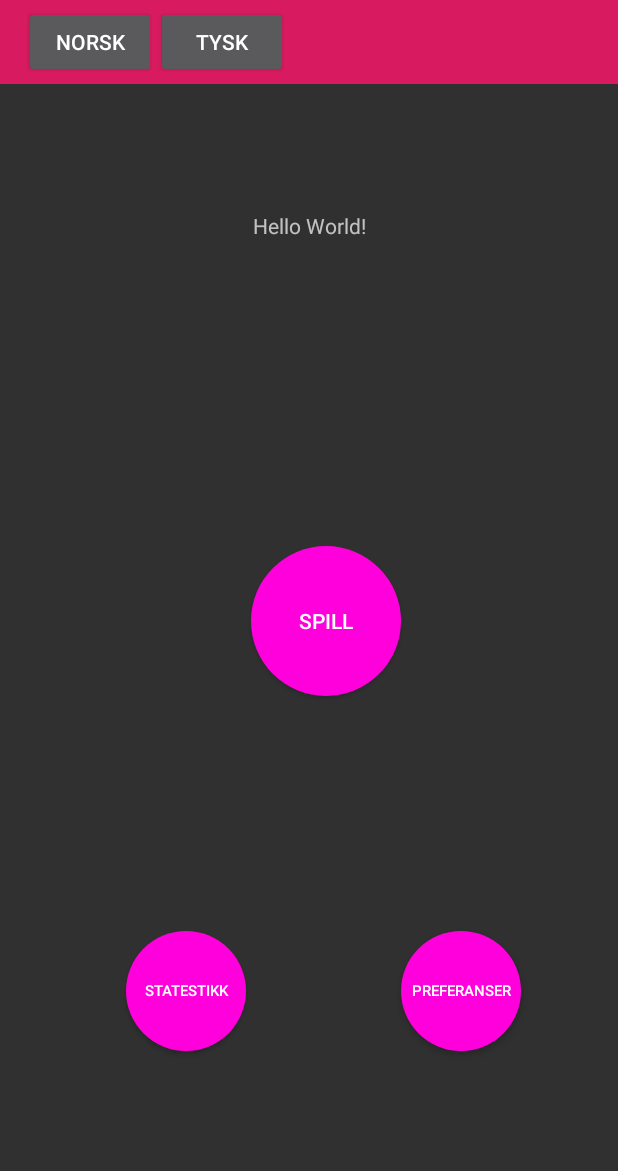
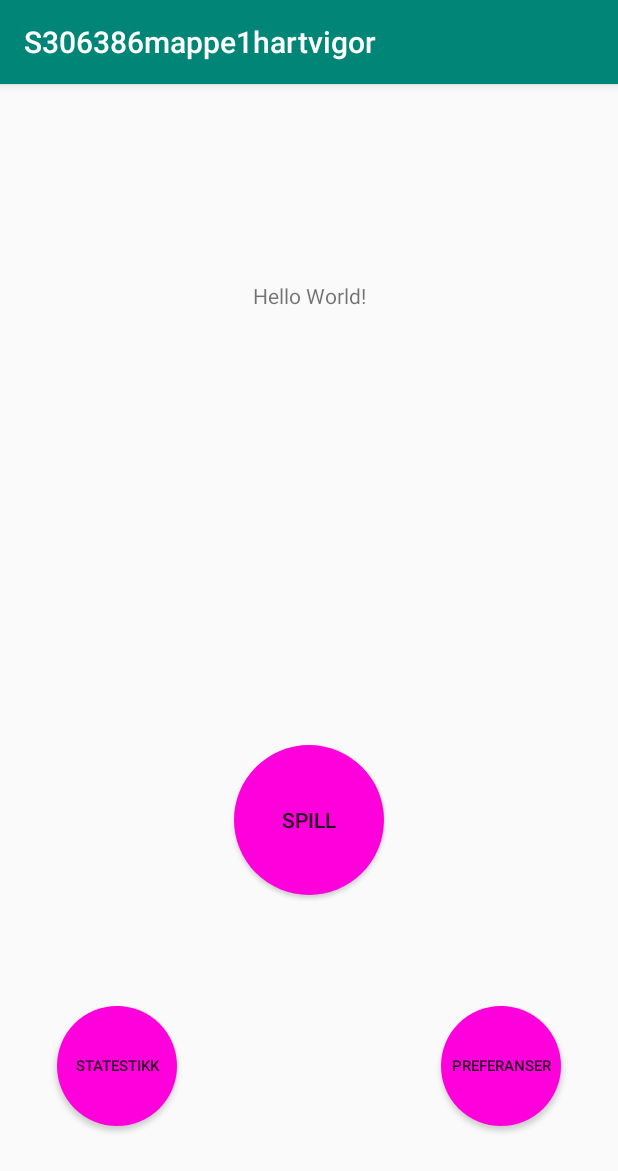
Before and after one commit to hartvigor/MathZoo, an Android app: the screen it shows after launch (MainActivity), on a phone screen of 412 x 824 dp. Shown: the top 1171 px of the screen. Run offline under Robolectric (Android 15) with nearby library versions, the light colour scheme and no system bars.

Commit message:
Changing languages with preferences works!

```diff
--- a/app/src/main/AndroidManifest.xml
+++ b/app/src/main/AndroidManifest.xml
@@ -8,8 +8,8 @@
         android:label="@string/app_name"
         android:roundIcon="@mipmap/ic_launcher_round"
         android:supportsRtl="true"
-        android:theme="@style/Theme.AppCompat.NoActionBar">
-        <activity android:name=".PreferenceActivity"></activity>
+        android:theme="@style/AppTheme">
+        <!--<activity android:name=".PreferenceActivity"></activity>-->
         <activity android:name=".MainActivity">
             <intent-filter>
                 <action android:name="android.intent.action.MAIN" />
--- a/app/src/main/java/no/hartvigor/s306386mappe1/PreferenceActivity.java
+++ b/app/src/main/java/no/hartvigor/s306386mappe1/PreferenceActivity.java
@@ -5,6 +5,8 @@ import androidx.appcompat.app.AppCompatActivity;
 import androidx.appcompat.widget.Toolbar;
 
 import android.os.Bundle;
+import android.widget.ArrayAdapter;
+import android.widget.Spinner;
 
 public class PreferenceActivity extends AppCompatActivity {
 
@@ -26,4 +28,6 @@ public class PreferenceActivity extends AppCompatActivity {
         onBackPressed();
         return super.onSupportNavigateUp();
     }
+
+
 }
--- a/app/src/main/res/layout/activity_main.xml
+++ b/app/src/main/res/layout/activity_main.xml
@@ -23,29 +23,26 @@
         android:id="@+id/btn_start_game"
         android:layout_width="100dp"
         android:layout_height="100dp"
-        android:layout_marginTop="364dp"
         android:background="@drawable/sh_round_btn"
 
         android:text="@string/MainActivity_Spill"
+        app:layout_constraintBottom_toBottomOf="parent"
         app:layout_constraintEnd_toEndOf="parent"
-        app:layout_constraintHorizontal_bias="0.536"
         app:layout_constraintStart_toStartOf="parent"
-        app:layout_constraintTop_toTopOf="parent" />
+        app:layout_constraintTop_toTopOf="parent"
+        app:layout_constraintVertical_bias="0.65999997" />
 
     <Button
         android:id="@+id/btn_statistic"
         android:layout_width="80dp"
         android:layout_height="80dp"
-        android:layout_marginEnd="248dp"
         android:background="@drawable/sh_round_btn"
         android:text="@string/MainActivity_Statistic"
         android:textSize="10sp"
         app:layout_constraintBottom_toBottomOf="parent"
-        app:layout_constraintEnd_toEndOf="parent"
-        app:layout_constraintHorizontal_bias="1.0"
+        app:layout_constraintEnd_toStartOf="@+id/btn_start_game"
         app:layout_constraintStart_toStartOf="parent"
-        app:layout_constraintTop_toTopOf="parent"
-        app:layout_constraintVertical_bias="0.834" />
+        app:layout_constraintTop_toBottomOf="@+id/btn_start_game" />
 
     <Button
         android:id="@+id/btn_preferences"
@@ -58,12 +55,11 @@
         android:textSize="10sp"
         app:layout_constraintBottom_toBottomOf="parent"
         app:layout_constraintEnd_toEndOf="parent"
-        app:layout_constraintHorizontal_bias="0.806"
-        app:layout_constraintStart_toStartOf="parent"
-        app:layout_constraintTop_toTopOf="parent"
-        app:layout_constraintVertical_bias="0.834" />
+        app:layout_constraintStart_toEndOf="@+id/btn_start_game"
+        app:layout_constraintTop_toBottomOf="@+id/btn_start_game" />
 
-    <Toolbar
+<!--    Toolbar med knapper for å endre språk
+        <Toolbar
         android:id="@+id/mintoolbar"
         android:layout_width="match_parent"
         android:layout_height="wrap_content"
@@ -83,8 +79,9 @@
             android:onClick="tysk"
             android:text="@string/string_german" />
     </Toolbar>
+-->
 
-    <!--
+    <!-- Meny for navigasjon ikke brukt
     <com.google.android.material.bottomnavigation.BottomNavigationView
         android:id="@+id/bottomNavigationView"
         android:layout_width="match_parent"
--- a/app/src/main/res/layout/activity_preference.xml
+++ b/app/src/main/res/layout/activity_preference.xml
@@ -12,5 +12,11 @@
         android:layout_height="?attr/actionBarSize"
         android:background="?attr/colorPrimary"/>
 
+    <Spinner
+        android:id="@+id/spinner"
+        android:layout_width="match_parent"
+        android:layout_height="wrap_content"
+        />
+
 
 </LinearLayout>
--- a/app/src/main/res/values/strings.xml
+++ b/app/src/main/res/values/strings.xml
@@ -11,4 +11,6 @@
     <string name="string_language">Språk</string>
     <string name="string_german">Tysk</string>
     <string name="string_norwegian">Norsk</string>
+
+    <string name="number_of_questions">Antall Regnestykker</string>
 </resources>
```
Also changed, not shown: app/src/main/java/no/hartvigor/s306386mappe1/MainActivity.java (+6 -7 lines), app/src/main/java/no/hartvigor/s306386mappe1/SetPreferencesActivity.java (+71 -2 lines), app/src/main/res/values/arrays.xml (+11 -0 lines), app/src/main/res/xml/preferences.xml (+8 -4 lines), 2 other files.
